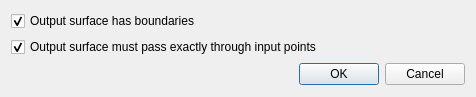
Above: Polyhedron/demo/Polyhedron/Polyhedron_demo_meta_reconstruction_plugin.ui from CGAL/cgal before the change. Below: the same form after it.
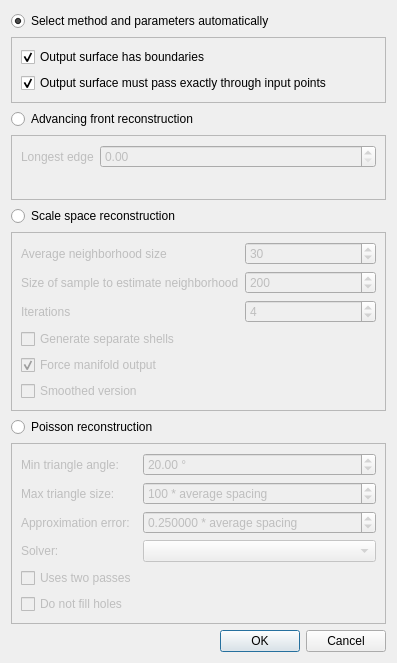
That is the form after the change.

Commit message: Include all reconstruction methods in one plugin

The edit to the form file:
```diff
--- a/Polyhedron/demo/Polyhedron/Polyhedron_demo_meta_reconstruction_plugin.ui
+++ b/Polyhedron/demo/Polyhedron/Polyhedron_demo_meta_reconstruction_plugin.ui
@@ -6,35 +6,333 @@
    <rect>
     <x>0</x>
     <y>0</y>
-    <width>476</width>
-    <height>97</height>
+    <width>397</width>
+    <height>663</height>
    </rect>
   </property>
   <property name="windowTitle">
    <string>Meta Surface Reconstruction</string>
   </property>
-  <layout class="QVBoxLayout" name="verticalLayout">
-   <item>
-    <widget class="QCheckBox" name="m_boundaries">
+  <layout class="QGridLayout" name="gridLayout_2">
+   <item row="3" column="0">
+    <widget class="QFrame" name="frameAdvancing">
+     <property name="enabled">
+      <bool>false</bool>
+     </property>
+     <property name="frameShape">
+      <enum>QFrame::StyledPanel</enum>
+     </property>
+     <property name="frameShadow">
+      <enum>QFrame::Raised</enum>
+     </property>
+     <layout class="QFormLayout" name="formLayout">
+      <item row="0" column="0">
+       <widget class="QLabel" name="label">
+        <property name="text">
+         <string>Longest edge</string>
+        </property>
+       </widget>
+      </item>
+      <item row="0" column="1">
+       <widget class="QDoubleSpinBox" name="m_longestEdge">
+        <property name="maximum">
+         <double>999999999.000000000000000</double>
+        </property>
+       </widget>
+      </item>
+     </layout>
+    </widget>
+   </item>
+   <item row="5" column="0">
+    <widget class="QFrame" name="frameScaleSpace">
+     <property name="enabled">
+      <bool>false</bool>
+     </property>
+     <property name="frameShape">
+      <enum>QFrame::StyledPanel</enum>
+     </property>
+     <property name="frameShadow">
+      <enum>QFrame::Raised</enum>
+     </property>
+     <layout class="QFormLayout" name="formLayout_2">
+      <item row="0" column="0">
+       <widget class="QLabel" name="label_2">
+        <property name="text">
+         <string>Average neighborhood size</string>
+        </property>
+       </widget>
+      </item>
+      <item row="0" column="1">
+       <widget class="QSpinBox" name="m_neighbors">
+        <property name="minimum">
+         <number>0</number>
+        </property>
+        <property name="maximum">
+         <number>100000</number>
+        </property>
+        <property name="value">
+         <number>30</number>
+        </property>
+       </widget>
+      </item>
+      <item row="1" column="0">
+       <widget class="QLabel" name="label_4">
+        <property name="text">
+         <string>Size of sample to estimate neighborhood</string>
+        </property>
+       </widget>
+      </item>
+      <item row="1" column="1">
+       <widget class="QSpinBox" name="m_samples">
+        <property name="maximum">
+         <number>1000000</number>
+        </property>
+        <property name="value">
+         <number>200</number>
+        </property>
+       </widget>
+      </item>
+      <item row="2" column="0">
+       <widget class="QLabel" name="label_3">
+        <property name="text">
+         <string>Iterations</string>
+        </property>
+       </widget>
+      </item>
+      <item row="2" column="1">
+       <widget class="QSpinBox" name="m_iterations">
+        <property name="minimum">
+         <number>1</number>
+        </property>
+        <property name="maximum">
+         <number>1000000</number>
+        </property>
+        <property name="value">
+         <number>4</number>
+        </property>
+       </widget>
+      </item>
+      <item row="3" column="0">
+       <widget class="QCheckBox" name="m_genShells">
+        <property name="text">
+         <string>Generate separate shells</string>
+        </property>
+        <property name="checked">
+         <bool>false</bool>
+        </property>
+       </widget>
+      </item>
+      <item row="4" column="0">
+       <widget class="QCheckBox" name="m_forceManifold">
+        <property name="text">
+         <string>Force manifold output</string>
+        </property>
+        <property name="checked">
+         <bool>true</bool>
+        </property>
+       </widget>
+      </item>
+      <item row="5" column="0">
+       <widget class="QCheckBox" name="m_genSmooth">
+        <property name="text">
+         <string>Smoothed version</string>
+        </property>
+        <property name="checked">
+         <bool>false</bool>
+        </property>
+       </widget>
+      </item>
+     </layout>
+    </widget>
+   </item>
+   <item row="6" column="0">
+    <widget class="QRadioButton" name="buttonPoisson">
      <property name="text">
-      <string>Output surface has boundaries</string>
+      <string>Poisson reconstruction</string>
      </property>
-     <property name="checked">
-      <bool>true</bool>
+    </widget>
+   </item>
+   <item row="7" column="0">
+    <widget class="QFrame" name="framePoisson">
+     <property name="enabled">
+      <bool>false</bool>
      </property>
+     <property name="frameShape">
+      <enum>QFrame::StyledPanel</enum>
+     </property>
+     <property name="frameShadow">
+      <enum>QFrame::Raised</enum>
+     </property>
+     <layout class="QFormLayout" name="formLayout_3">
+      <item row="0" column="0">
+       <widget class="QLabel" name="label_5">
+        <property name="text">
+         <string>Min triangle angle:</string>
+        </property>
+       </widget>
+      </item>
+      <item row="0" column="1">
+       <widget class="QDoubleSpinBox" name="m_inputAngle">
+        <property name="suffix">
+         <string> °</string>
+        </property>
+        <property name="minimum">
+         <double>1.000000000000000</double>
+        </property>
+        <property name="maximum">
+         <double>30.000000000000000</double>
+        </property>
+        <property name="value">
+         <double>20.000000000000000</double>
+        </property>
+       </widget>
+      </item>
+      <item row="1" column="0">
+       <widget class="QLabel" name="label_7">
+        <property name="text">
+         <string>Max triangle size:</string>
+        </property>
+       </widget>
+      </item>
+      <item row="1" column="1">
+       <widget class="QDoubleSpinBox" name="m_inputRadius">
+        <property name="suffix">
+         <string> * average spacing</string>
+        </property>
+        <property name="decimals">
+         <number>0</number>
+        </property>
+        <property name="minimum">
+         <double>1.000000000000000</double>
+        </property>
+        <property name="maximum">
+         <double>1000.000000000000000</double>
+        </property>
+        <property name="singleStep">
+         <double>1.000000000000000</double>
+        </property>
+        <property name="value">
+         <double>100.000000000000000</double>
+        </property>
+       </widget>
+      </item>
+      <item row="2" column="0">
+       <widget class="QLabel" name="label_6">
+        <property name="text">
+         <string>Approximation error:</string>
+        </property>
+       </widget>
+      </item>
+      <item row="2" column="1">
+       <widget class="QDoubleSpinBox" name="m_inputDistance">
+        <property name="suffix">
+         <string> * average spacing</string>
+        </property>
+        <property name="decimals">
+         <number>6</number>
+        </property>
+        <property name="minimum">
+         <double>0.010000000000000</double>
+        </property>
+        <property name="maximum">
+         <double>100.000000000000000</double>
+        </property>
+        <property name="singleStep">
+         <double>0.010000000000000</double>
+        </property>
+        <property name="value">
+         <double>0.250000000000000</double>
+        </property>
+       </widget>
+      </item>
+      <item row="3" column="0">
+       <widget class="QLabel" name="label_8">
+        <property name="text">
+         <string>Solver:</string>
+        </property>
+       </widget>
+      </item>
+      <item row="3" column="1">
+       <widget class="QComboBox" name="m_inputSolver">
+        <property name="toolTip">
+         <string extracomment="Name of the sparse solver"/>
+        </property>
+       </widget>
+      </item>
+      <item row="4" column="0">
+       <widget class="QCheckBox" name="m_inputTwoPasses">
+        <property name="text">
+         <string>Uses two passes</string>
+        </property>
+       </widget>
+      </item>
+      <item row="5" column="0">
+       <widget class="QCheckBox" name="m_doNotFillHoles">
+        <property name="text">
+         <string>Do not fill holes</string>
+        </property>
+       </widget>
+      </item>
+     </layout>
     </widget>
    </item>
-   <item>
-    <widget class="QCheckBox" name="m_interpolate">
+   <item row="2" column="0">
+    <widget class="QRadioButton" name="buttonAdvancing">
      <property name="text">
-      <string>Output surface must pass exactly through input points</string>
+      <string>Advancing front reconstruction</string>
      </property>
+    </widget>
+   </item>
+   <item row="0" column="0">
+    <widget class="QRadioButton" name="buttonAuto">
+     <property name="text">
+      <string>Select method and parameters automatically</string>
+     </property>
      <property name="checked">
       <bool>true</bool>
      </property>
     </widget>
    </item>
-   <item>
+   <item row="4" column="0">
+    <widget class="QRadioButton" name="buttonScaleSpace">
+     <property name="text">
+      <string>Scale space reconstruction</string>
+     </property>
+    </widget>
+   </item>
+   <item row="1" column="0">
+    <widget class="QFrame" name="frameAuto">
+     <property name="frameShape">
+      <enum>QFrame::StyledPanel</enum>
+     </property>
+     <property name="frameShadow">
+      <enum>QFrame::Raised</enum>
+     </property>
+     <layout class="QVBoxLayout" name="verticalLayout">
+      <item>
+       <widget class="QCheckBox" name="m_boundaries">
+        <property name="text">
+         <string>Output surface has boundaries</string>
+        </property>
+        <property name="checked">
+         <bool>true</bool>
+        </property>
+       </widget>
+      </item>
+      <item>
+       <widget class="QCheckBox" name="m_interpolate">
+        <property name="text">
+         <string>Output surface must pass exactly through input points</string>
+        </property>
+        <property name="checked">
+         <bool>true</bool>
+        </property>
+       </widget>
+      </item>
+     </layout>
+    </widget>
+   </item>
+   <item row="8" column="0">
     <widget class="QDialogButtonBox" name="buttonBox">
      <property name="standardButtons">
       <set>QDialogButtonBox::Cancel|QDialogButtonBox::Ok</set>
```
Left out of the diff: 90 changed lines with no effect on the pictures. The commit also changes 1 other file.
